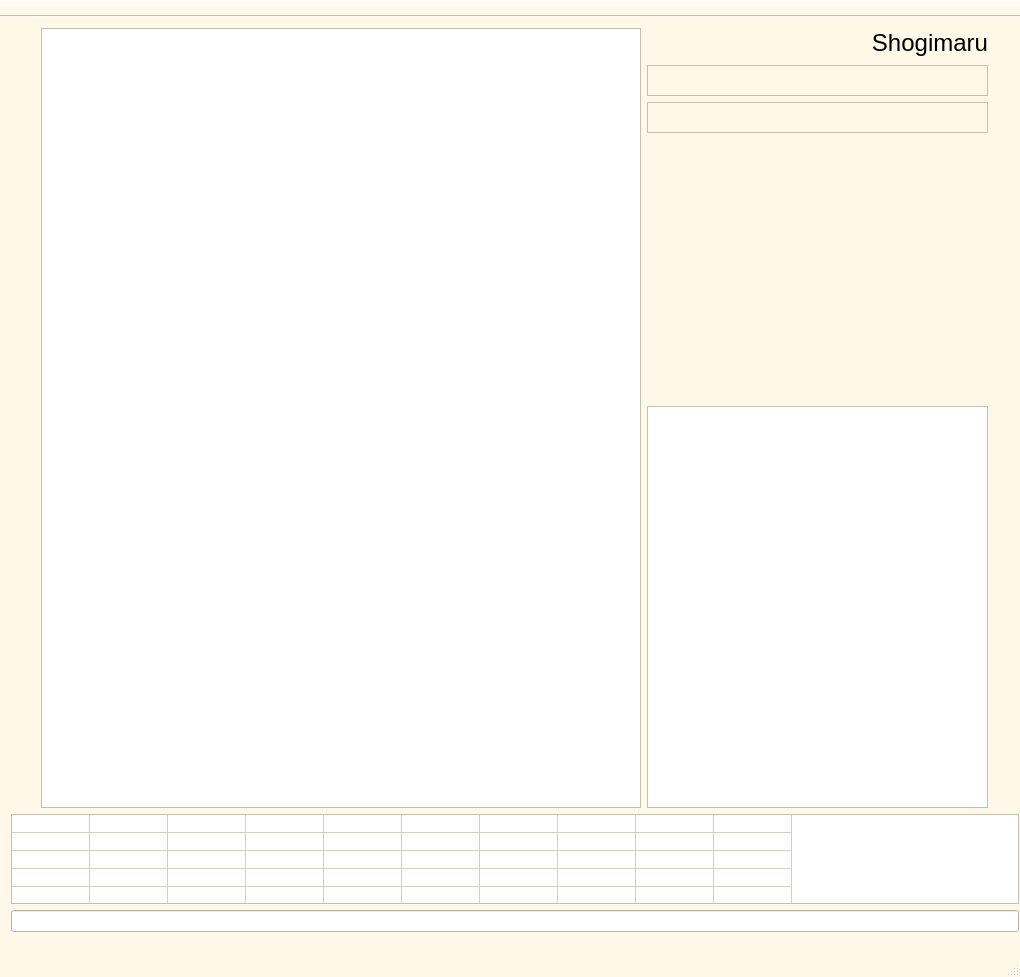
This is forms/mainwindow.ui in shogimaru/shogimaru as Qt 5 draws it before an edit. The edited form follows.
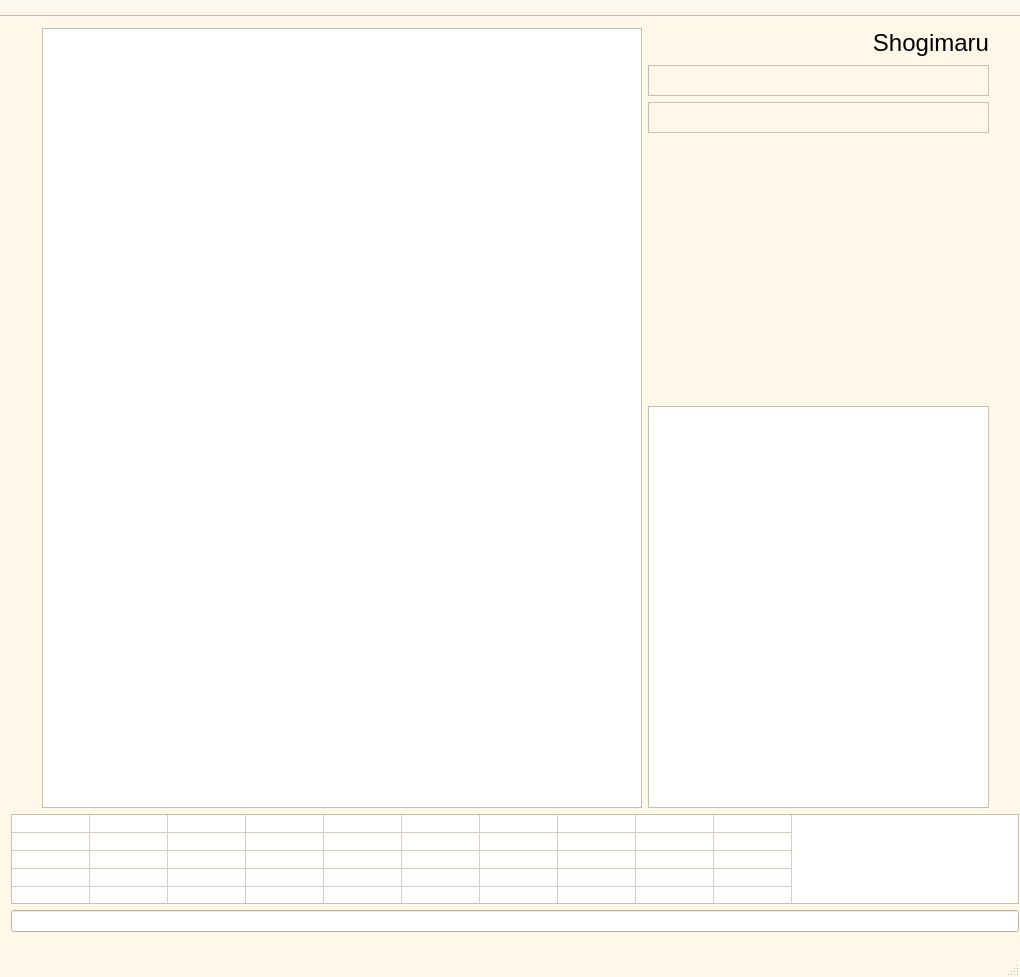
This is the edited form.

```diff
--- a/forms/mainwindow.ui
+++ b/forms/mainwindow.ui
@@ -70,7 +70,7 @@
          </property>
          <property name="sizeHint" stdset="0">
           <size>
-           <width>40</width>
+           <width>2</width>
            <height>20</height>
           </size>
          </property>
@@ -402,7 +402,7 @@
          </property>
          <property name="sizeHint" stdset="0">
           <size>
-           <width>40</width>
+           <width>2</width>
            <height>20</height>
           </size>
          </property>
```
